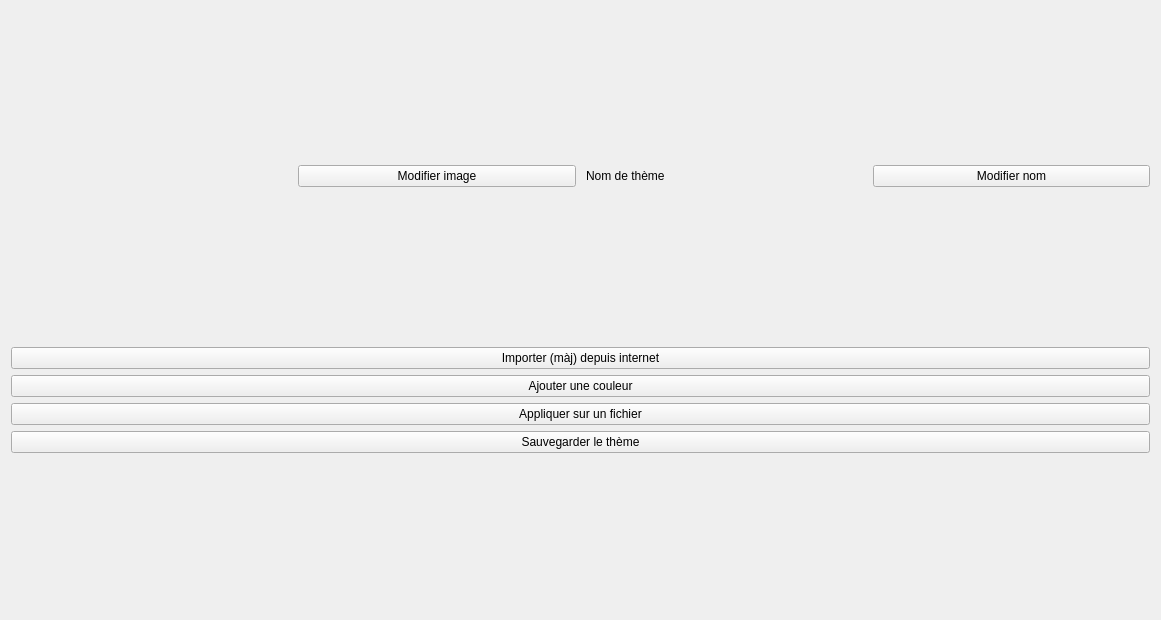
Qt form ui/theme_editor_page.ui (imanirajdoost/color-theme-manager) before a commit.
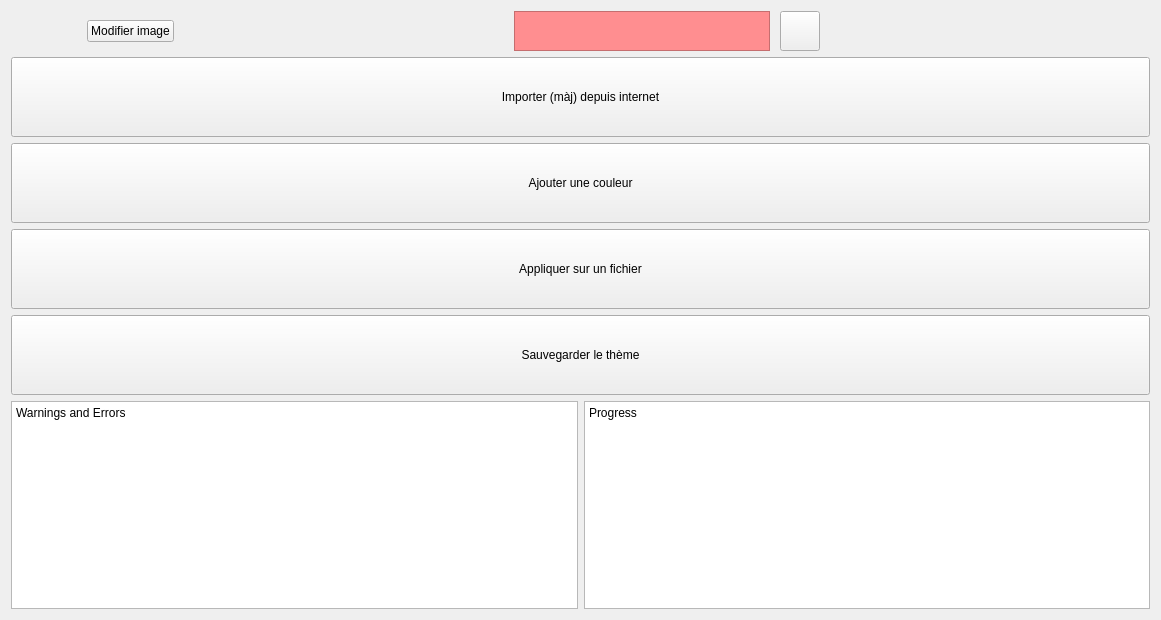
The same form after that commit. Icons and pictures are not drawn.

Diff of the .ui file:
```diff
--- a/ui/theme_editor_page.ui
+++ b/ui/theme_editor_page.ui
@@ -15,9 +15,9 @@
   </property>
   <layout class="QHBoxLayout" name="horizontalLayout_3">
    <item>
-    <layout class="QVBoxLayout" name="verticalLayout" stretch="1,10">
+    <layout class="QVBoxLayout" name="verticalLayout" stretch="1,10,2">
      <item>
-      <layout class="QHBoxLayout" name="horizontalLayout" stretch="0,0,0,0">
+      <layout class="QHBoxLayout" name="horizontalLayout" stretch="1,1,5,0,1,5">
        <property name="spacing">
         <number>10</number>
        </property>
@@ -39,19 +39,69 @@
         </widget>
        </item>
        <item>
-        <widget class="QLabel" name="theme_name_text">
-         <property name="text">
-          <string>Nom de thème</string>
+        <spacer name="horizontalSpacer">
+         <property name="orientation">
+          <enum>Qt::Horizontal</enum>
          </property>
+         <property name="sizeHint" stdset="0">
+          <size>
+           <width>40</width>
+           <height>20</height>
+          </size>
+         </property>
+        </spacer>
+       </item>
+       <item>
+        <widget class="QTextEdit" name="themeNameEditText">
+         <property name="sizePolicy">
+          <sizepolicy hsizetype="Expanding" vsizetype="Fixed">
+           <horstretch>0</horstretch>
+           <verstretch>0</verstretch>
+          </sizepolicy>
+         </property>
+         <property name="maximumSize">
+          <size>
+           <width>16777215</width>
+           <height>40</height>
+          </size>
+         </property>
+         <property name="styleSheet">
+          <string notr="true">background-color: rgb(255, 142, 144);</string>
+         </property>
         </widget>
        </item>
        <item>
-        <widget class="QPushButton" name="pushButton_6">
+        <widget class="QPushButton" name="editThemeNameButton">
+         <property name="enabled">
+          <bool>true</bool>
+         </property>
+         <property name="maximumSize">
+          <size>
+           <width>40</width>
+           <height>40</height>
+          </size>
+         </property>
+         <property name="styleSheet">
+          <string notr="true">border-image: url(:/icons/undo.png);</string>
+         </property>
          <property name="text">
-          <string>Modifier nom</string>
+          <string/>
          </property>
         </widget>
        </item>
+       <item>
+        <spacer name="horizontalSpacer_2">
+         <property name="orientation">
+          <enum>Qt::Horizontal</enum>
+         </property>
+         <property name="sizeHint" stdset="0">
+          <size>
+           <width>40</width>
+           <height>20</height>
+          </size>
+         </property>
+        </spacer>
+       </item>
       </layout>
      </item>
      <item>
@@ -63,6 +113,18 @@
         <layout class="QGridLayout" name="gridLayout" rowstretch="0,0,0,0" columnstretch="0">
          <item row="0" column="0">
           <widget class="QPushButton" name="getFromWebButton">
+           <property name="sizePolicy">
+            <sizepolicy hsizetype="Minimum" vsizetype="Expanding">
+             <horstretch>0</horstretch>
+             <verstretch>0</verstretch>
+            </sizepolicy>
+           </property>
+           <property name="maximumSize">
+            <size>
+             <width>16777215</width>
+             <height>80</height>
+            </size>
+           </property>
            <property name="text">
             <string>Importer (màj) depuis internet</string>
            </property>
@@ -70,13 +132,37 @@
          </item>
          <item row="2" column="0">
           <widget class="QPushButton" name="applyOnFileButton">
+           <property name="sizePolicy">
+            <sizepolicy hsizetype="Minimum" vsizetype="Expanding">
+             <horstretch>0</horstretch>
+             <verstretch>0</verstretch>
+            </sizepolicy>
+           </property>
+           <property name="maximumSize">
+            <size>
+             <width>16777215</width>
+             <height>80</height>
+            </size>
+           </property>
            <property name="text">
             <string>Appliquer sur un fichier</string>
            </property>
           </widget>
          </item>
          <item row="3" column="0">
-          <widget class="QPushButton" name="pushButton">
+          <widget class="QPushButton" name="saveThemeButton">
+           <property name="sizePolicy">
+            <sizepolicy hsizetype="Minimum" vsizetype="Expanding">
+             <horstretch>0</horstretch>
+             <verstretch>0</verstretch>
+            </sizepolicy>
+           </property>
+           <property name="maximumSize">
+            <size>
+             <width>16777215</width>
+             <height>80</height>
+            </size>
+           </property>
            <property name="text">
             <string>Sauvegarder le thème</string>
            </property>
@@ -84,6 +170,18 @@
          </item>
          <item row="1" column="0">
           <widget class="QPushButton" name="addColorButton">
+           <property name="sizePolicy">
+            <sizepolicy hsizetype="Minimum" vsizetype="Expanding">
+             <horstretch>0</horstretch>
+             <verstretch>0</verstretch>
+            </sizepolicy>
+           </property>
+           <property name="maximumSize">
+            <size>
+             <width>16777215</width>
+             <height>80</height>
+            </size>
+           </property>
            <property name="text">
             <string>Ajouter une couleur</string>
            </property>
@@ -93,6 +191,30 @@
        </item>
       </layout>
      </item>
+     <item>
+      <layout class="QHBoxLayout" name="horizontalLayout_4">
+       <item>
+        <widget class="QPlainTextEdit" name="plainTextEdit">
+         <property name="readOnly">
+          <bool>true</bool>
+         </property>
+         <property name="plainText">
+          <string>Warnings and Errors</string>
+         </property>
+        </widget>
+       </item>
+       <item>
+        <widget class="QPlainTextEdit" name="plainTextEdit_2">
+         <property name="readOnly">
+          <bool>true</bool>
+         </property>
+         <property name="plainText">
+          <string>Progress</string>
+         </property>
+        </widget>
+       </item>
+      </layout>
+     </item>
     </layout>
    </item>
    <item>
```
